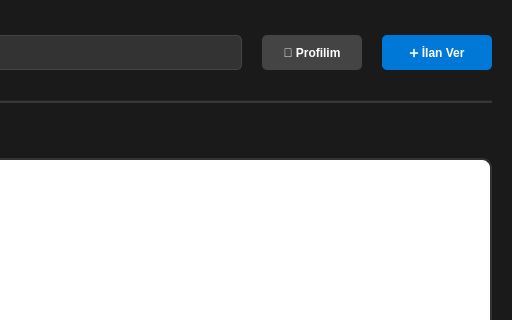
This is anasayfa.ui in Online-Alim-Satim-Platformu/Online-Alim-Satim-Platformu as Qt 5 draws it before an edit; both pictures show x 337 to 849 and y 0 to 320 of the 849 by 650 pixel window. The edited form follows.
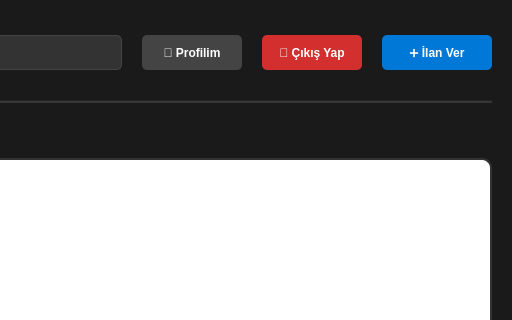
This is the edited form.

What changed in the file:
```diff
--- a/anasayfa.ui
+++ b/anasayfa.ui
@@ -57,6 +57,17 @@
        <property name="text"><string>👤 Profilim</string></property>
       </widget>
      </item>
+     <item>
+      <widget class="QPushButton" name="btnCikisYap">
+       <property name="minimumSize"><size><width>100</width><height>35</height></size></property>
+       <property name="cursor"><cursorShape>PointingHandCursor</cursorShape></property>
+       <property name="styleSheet">
+        <string>QPushButton { background-color: #d32f2f; color: white; border-radius: 5px; font-weight: bold; }
+QPushButton:hover { background-color: #b71c1c; }</string>
+       </property>
+       <property name="text"><string>🚪 Çıkış Yap</string></property>
+      </widget>
+     </item>
      <item>
       <widget class="QPushButton" name="btnIlanVer">
        <property name="minimumSize"><size><width>110</width><height>35</height></size></property>
```
